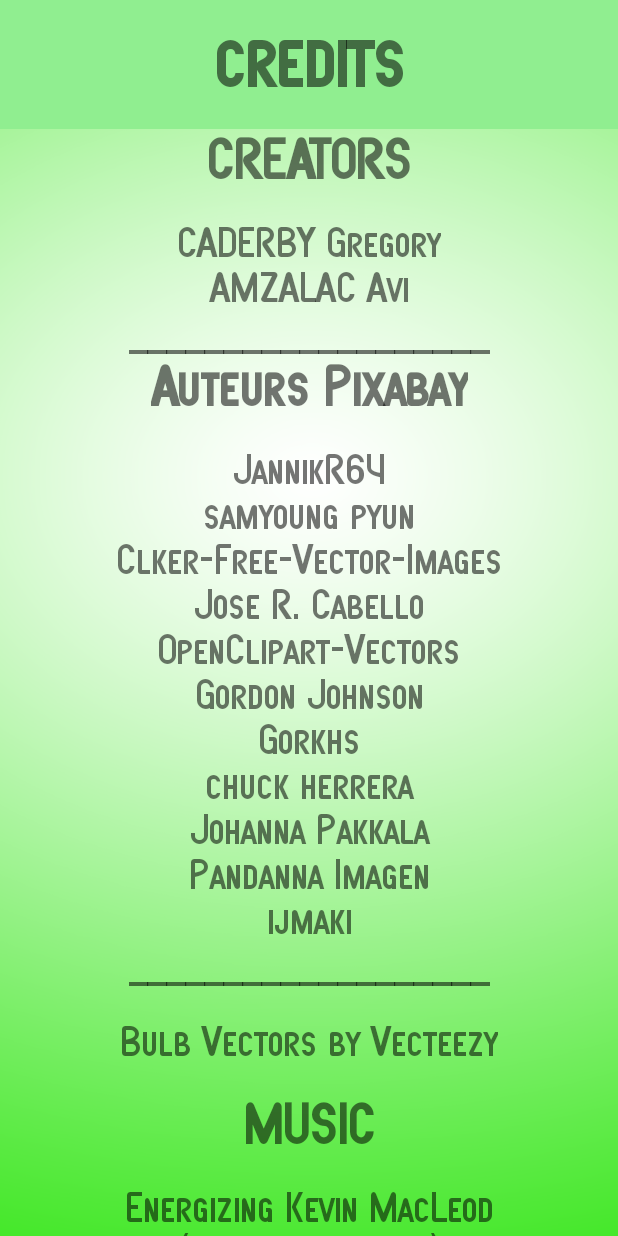
After one commit to AviAmzalac/Memoris, an Android app: the Credits screen opened directly, with no data from a screen before it, on a phone screen of 412 x 824 dp. The commit adds this screen. Run offline under Robolectric (Android 15) with nearby library versions, the phone set to English and light mode, and no system bars.

Commit message:
Signed-off-by: Avi AMZALAC <avi.amzalac@gmail.com>
Ajout de l'activité Credits au manifest
Création de la class Credits en charge du menu Crédtis
Ajout de la méthode goto_credit dans l'activité Main_activity
Lien de la méthode on onClick du bouton crédit dans le layout de l'acceuil
Création du layout crédit.xml
Modification de la musique
Ajout dans les fichiers strings.xml

```diff
--- /dev/null
+++ b/app/src/main/java/com/example/memoris/Credits.java
@@ -0,0 +1,100 @@
+package com.example.memoris;
+import android.content.ComponentName;
+import android.content.Context;
+import android.content.Intent;
+import android.content.ServiceConnection;
+import android.os.Bundle;
+import android.os.IBinder;
+import android.os.PowerManager;
+import androidx.appcompat.app.AppCompatActivity;
+import com.example.memories.R;
+
+public class Credits extends AppCompatActivity {
+
+    //GESTION MUSIC
+    HomeWatcher mHomeWatcher;
+    private boolean mIsBound = false;
+    private Music_Background mServ;
+    private ServiceConnection Scon = new ServiceConnection() {
+
+        public void onServiceConnected(ComponentName name, IBinder binder) {
+            mServ = ((Music_Background.ServiceBinder)binder).getService();
+        }
+
+        public void onServiceDisconnected(ComponentName name) {
+            mServ = null;
+        }
+    };
+
+
+    void doUnbindService() {
+        if(mIsBound) {
+            unbindService(Scon);
+            mIsBound = false;
+        }
+    }
+
+    //////////////////////////////////////////////////////////////////
+    @Override
+    protected void onCreate(Bundle savedInstanceState) {
+        super.onCreate(savedInstanceState);
+        setContentView(R.layout.credits);
+
+        mHomeWatcher = new HomeWatcher(this);
+        mHomeWatcher.setOnHomePressedListener(new HomeWatcher.OnHomePressedListener() {
+            @Override
+            public void onHomePressed() {
+                if (mServ != null) {
+                    mServ.pauseMusic();
+                }
+            }
+            @Override
+            public void onHomeLongPressed() {
+                if (mServ != null) {
+                    mServ.pauseMusic();
+                }
+            }
+        });
+        mHomeWatcher.startWatch();
+    }
+
+    @Override
+    protected void onResume() {
+        super.onResume();
+        if (mServ != null) {
+            mServ.resumeMusic();
+        }
+    }
+
+    @Override
+    protected void onDestroy() {
+        super.onDestroy();
+        doUnbindService();
+        Intent music = new Intent();
+        music.setClass(this, Music_Background.class);
+        stopService(music);
+    }
+
+    @Override
+    protected void onPause() {
+        super.onPause();
+
+        PowerManager pm = (PowerManager)
+                getSystemService(Context.POWER_SERVICE);
+        boolean isScreenOn = false;
+        if (pm != null) {
+            isScreenOn = pm.isScreenOn();
+        }
+
+        if (!isScreenOn) {
+            if (mServ != null) {
+                mServ.pauseMusic();
+            }
+        }
+    }
+
+    public void onBackPressed() {
+        Intent gameActivity = new Intent(Credits.this, MainActivity.class);
+        startActivity(gameActivity);
+    }
+}
--- a/app/src/main/java/com/example/memoris/Easy_User_Interface.java
+++ b/app/src/main/java/com/example/memoris/Easy_User_Interface.java
@@ -341,7 +341,7 @@
         }
         if (flag == 1) {
             System.out.println("Nombre d'erreur: " + nb_error + "/3");
-            if (right_answer == 6) goto_resultspage();
+            if (right_answer == 5) goto_resultspage();
 
             return true;
 
--- a/app/src/main/java/com/example/memoris/MainActivity.java
+++ b/app/src/main/java/com/example/memoris/MainActivity.java
@@ -156,6 +156,11 @@
         startActivity(gameActivity);
     }
 
+    public void goto_credits(View view) {
+        Intent gameActivity = new Intent(MainActivity.this, Credits.class);
+        startActivity(gameActivity);
+    }
+
     public void erase_data(View view) {
         if (myDatabase.countEvent() > 0) {
             myDatabase.deleteTable();
--- a/app/src/main/res/layout/activity_main.xml
+++ b/app/src/main/res/layout/activity_main.xml
@@ -44,6 +44,7 @@
         android:layout_marginTop="8dp"
         android:layout_marginEnd="8dp"
         android:background="@drawable/grey_round_button"
+        android:onClick="goto_credits"
         android:text="@string/Credit"
         android:fontFamily="@font/sfas"
         android:textSize="36sp"
--- /dev/null
+++ b/app/src/main/res/layout/credits.xml
@@ -0,0 +1,205 @@
+<?xml version="1.0" encoding="utf-8"?>
+<androidx.constraintlayout.widget.ConstraintLayout xmlns:android="http://schemas.android.com/apk/res/android"
+    xmlns:app="http://schemas.android.com/apk/res-auto"
+    xmlns:tools="http://schemas.android.com/tools"
+    android:layout_width="match_parent"
+    android:layout_height="match_parent"
+    android:background="@drawable/timer">
+
+    <TextView
+        android:id="@+id/title"
+        android:layout_width="match_parent"
+        android:layout_height="wrap_content"
+        android:background="@color/light_green"
+        android:fontFamily="@font/sfas"
+        android:gravity="center"
+        android:paddingTop="20dp"
+        android:paddingBottom="20dp"
+        android:text="@string/credit_title"
+        android:textAlignment="center"
+        android:textSize="45sp"
+        android:textStyle="bold"
+        app:layout_constraintHorizontal_bias="0.0"
+        app:layout_constraintLeft_toLeftOf="parent"
+        app:layout_constraintRight_toRightOf="parent"
+        app:layout_constraintTop_toTopOf="parent" />
+
+    <TextView
+        android:id="@+id/creator"
+        android:layout_width="wrap_content"
+        android:layout_height="wrap_content"
+        android:fontFamily="@font/sfas"
+        android:text="@string/creators"
+        android:textAlignment="center"
+        android:textSize="40sp"
+        android:textStyle="bold"
+        app:layout_constraintEnd_toEndOf="parent"
+        app:layout_constraintHorizontal_bias="0.5"
+        app:layout_constraintStart_toStartOf="parent"
+        app:layout_constraintTop_toBottomOf="@id/title" />
+
+    <TextView
+        android:id="@+id/list_creators"
+        android:layout_width="wrap_content"
+        android:layout_height="wrap_content"
+        android:layout_marginTop="20dp"
+        android:fontFamily="@font/sfas"
+        android:gravity="center_horizontal"
+        android:maxLines="20"
+        android:text="CADERBY Gregory\nAMZALAC Avi"
+        android:textAlignment="center"
+        android:textSize="30sp"
+        app:layout_constraintEnd_toEndOf="parent"
+        app:layout_constraintHorizontal_bias="0.5"
+        app:layout_constraintStart_toStartOf="parent"
+        app:layout_constraintTop_toBottomOf="@id/creator" />
+
+
+    <TextView
+        android:id="@+id/line3"
+        android:layout_width="wrap_content"
+        android:layout_height="wrap_content"
+        android:fontFamily="@font/sfas"
+        android:gravity="center_horizontal"
+        android:text="___________________"
+        android:textAlignment="center"
+        android:textSize="30sp"
+        app:layout_constraintEnd_toEndOf="parent"
+        app:layout_constraintHorizontal_bias="0.5"
+        app:layout_constraintStart_toStartOf="parent"
+        app:layout_constraintTop_toBottomOf="@id/list_creators" />
+
+    <TextView
+        android:id="@+id/pixabay"
+        android:layout_width="wrap_content"
+        android:layout_height="wrap_content"
+        android:fontFamily="@font/sfas"
+        android:text="Auteurs Pixabay"
+        android:textAlignment="center"
+        android:textSize="40sp"
+        android:textStyle="bold"
+        app:layout_constraintEnd_toEndOf="parent"
+        app:layout_constraintHorizontal_bias="0.5"
+        app:layout_constraintStart_toStartOf="parent"
+        app:layout_constraintTop_toBottomOf="@id/line3"/>
+
+    <TextView
+        android:id="@+id/list_pixa"
+        android:layout_width="wrap_content"
+        android:layout_height="wrap_content"
+        android:layout_marginTop="20dp"
+        android:fontFamily="@font/sfas"
+        android:gravity="center_horizontal"
+        android:maxLines="20"
+        android:text="JannikR64\nsamyoung pyun\nClker-Free-Vector-Images\nJose R. Cabello\nOpenClipart-Vectors\nGordon Johnson\nGorkhs\nchuck herrera\nJohanna Pakkala\nPandanna Imagen\nijmaki"
+        android:textAlignment="center"
+        android:textSize="30sp"
+        app:layout_constraintEnd_toEndOf="parent"
+        app:layout_constraintHorizontal_bias="0.5"
+        app:layout_constraintStart_toStartOf="parent"
+        app:layout_constraintTop_toBottomOf="@id/pixabay" />
+
+    <TextView
+        android:id="@+id/line"
+        android:layout_width="wrap_content"
+        android:layout_height="wrap_content"
+        android:fontFamily="@font/sfas"
+        android:gravity="center_horizontal"
+        android:text="___________________"
+        android:textAlignment="center"
+        android:textSize="30sp"
+        app:layout_constraintEnd_toEndOf="parent"
+        app:layout_constraintHorizontal_bias="0.5"
+        app:layout_constraintStart_toStartOf="parent"
+        app:layout_constraintTop_toBottomOf="@id/list_pixa" />
+
+    <TextView
+        android:id="@+id/autor1"
+        android:layout_width="wrap_content"
+        android:layout_height="wrap_content"
+        android:layout_marginTop="20dp"
+        android:fontFamily="@font/sfas"
+        android:gravity="center_horizontal"
+        android:text="Bulb Vectors by Vecteezy"
+        android:textAlignment="center"
+        android:textSize="30sp"
+        app:layout_constraintEnd_toEndOf="parent"
+        app:layout_constraintHorizontal_bias="0.5"
+        app:layout_constraintStart_toStartOf="parent"
+        app:layout_constraintTop_toBottomOf="@id/line" />
+
+    <TextView
+        android:id="@+id/music"
+        android:layout_width="wrap_content"
+        android:layout_height="wrap_content"
+        android:layout_marginTop="20dp"
+        android:fontFamily="@font/sfas"
+        android:text="@string/music"
+        android:textAlignment="center"
+        android:textSize="40sp"
+        android:textStyle="bold"
+        app:layout_constraintEnd_toEndOf="parent"
+        app:layout_constraintHorizontal_bias="0.5"
+        app:layout_constraintStart_toStartOf="parent"
+        app:layout_constraintTop_toBottomOf="@id/autor1" />
+
+    <TextView
+        android:id="@+id/autor2"
+        android:layout_width="wrap_content"
+        android:layout_height="wrap_content"
+        android:layout_marginTop="20dp"
+        android:fontFamily="@font/sfas"
+        android:gravity="center_horizontal"
+        android:text="Energizing Kevin MacLeod (incompetech.com)\nLicensed under Creative Commons: By Attribution 4.0 License\nhttp://creativecommons.org/licenses/by/4.0/"
+        android:textAlignment="center"
+        android:textSize="30sp"
+        app:layout_constraintEnd_toEndOf="parent"
+        app:layout_constraintHorizontal_bias="0.5"
+        app:layout_constraintStart_toStartOf="parent"
+        app:layout_constraintTop_toBottomOf="@id/music" />
+
+    <TextView
+        android:id="@+id/line2"
+        android:layout_width="wrap_content"
+        android:layout_height="wrap_content"
+        android:fontFamily="@font/sfas"
+        android:gravity="center_horizontal"
+        android:text="___________________"
+        android:textAlignment="center"
+        android:textSize="30sp"
+        app:layout_constraintEnd_toEndOf="parent"
+        app:layout_constraintHorizontal_bias="0.5"
+        app:layout_constraintStart_toStartOf="parent"
+        app:layout_constraintTop_toBottomOf="@id/autor2" />
+
+    <TextView
+        android:id="@+id/remerciement"
+        android:layout_width="wrap_content"
+        android:layout_height="wrap_content"
+        android:layout_marginTop="20dp"
+        android:fontFamily="@font/sfas"
+        android:text="@string/thanks"
+        android:textAlignment="center"
+        android:textSize="40sp"
+        android:textStyle="bold"
+        app:layout_constraintEnd_toEndOf="parent"
+        app:layout_constraintHorizontal_bias="0.5"
+        app:layout_constraintStart_toStartOf="parent"
+        app:layout_constraintTop_toBottomOf="@id/line2" />
+
+    <TextView
+        android:id="@+id/autor3"
+        android:layout_width="wrap_content"
+        android:layout_height="wrap_content"
+        android:layout_marginTop="20dp"
+        android:fontFamily="@font/sfas"
+        android:gravity="center_horizontal"
+        android:text="Merci a Benjamin Adolphe\npour sa precieuse aide a l'elaboration de se projet"
+        android:textAlignment="center"
+        android:textSize="30sp"
+        app:layout_constraintEnd_toEndOf="parent"
+        app:layout_constraintHorizontal_bias="0.5"
+        app:layout_constraintStart_toStartOf="parent"
+        app:layout_constraintTop_toBottomOf="@id/remerciement" />
+
+</androidx.constraintlayout.widget.ConstraintLayout>
--- a/app/src/main/res/values/strings.xml
+++ b/app/src/main/res/values/strings.xml
@@ -10,6 +10,15 @@
     <string name="button_erase">Erase Datas</string>
     <string name="button_leaderboard">Leaderboard</string>
     <string name="soundicon">SoundIcon</string>
+
+    <!-- Credits -->
+    <string name="credit_title">CREDITS</string>
+    <string name="music">MUSIC</string>
+    <string name="thanks">ACKNOWLEDGEMENTS</string>
+    <string name="creators">CREATORS</string>
+
+
+
 
     <!-- Leaderboard -->
     <string name="leaderboard_title">LEADERBOARD</string>
```
Also changed, not shown: app/src/main/AndroidManifest.xml (+14 -7 lines), 3 other files.
